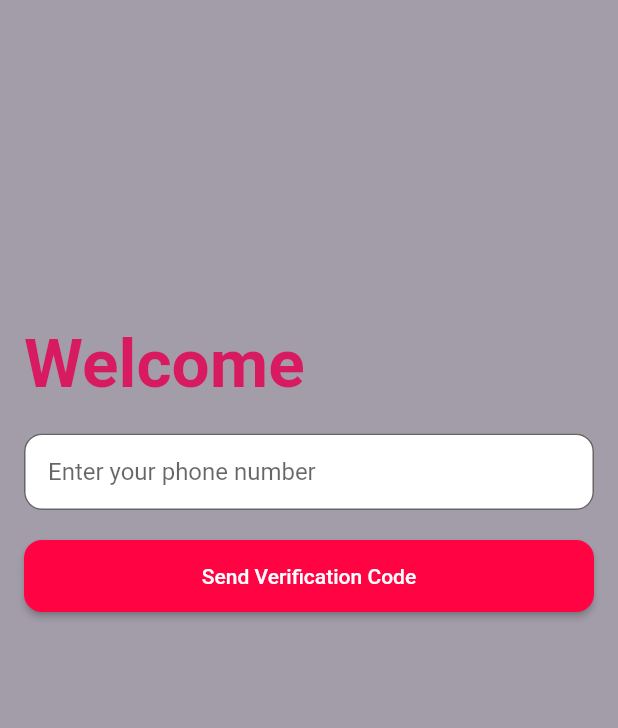
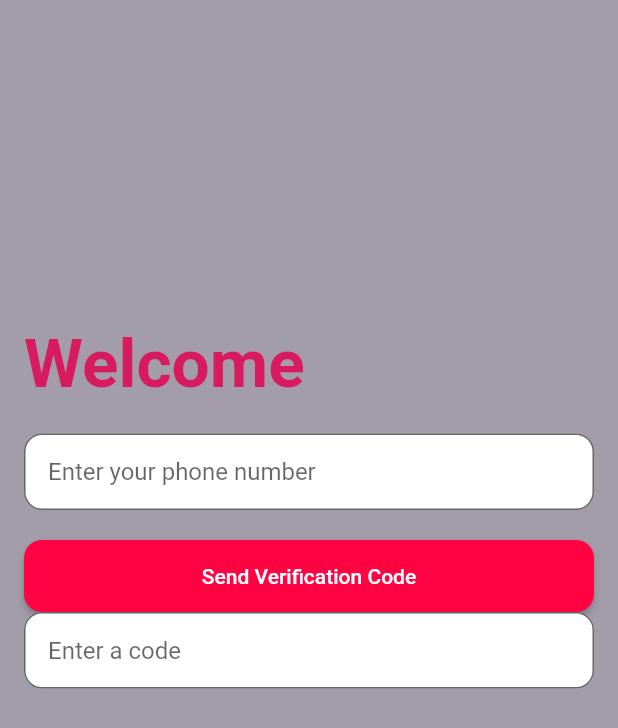
Before and after one commit to qweufibeze/charless, a Flutter app: the PhoneAuthScreenContent screen opened directly, after a tap on "Send Verification Code", on a phone screen of 412 x 824 dp. Shown: the top 728 px of the screen. Run offline on Flutter 3.47's test engine with Material 2 defaults, Android fonts, the phone set to English and light mode, and no system bars; our stand-ins replace firebase_core, flutter_bloc, mask_text_input_formatter; accounts and stored records are empty; statements that could not run were skipped.

Commit message:
сделал создание виджета для ввода кода аутентификации при нажатии на send code

```diff
--- a/lib/phone_auth_screen.dart
+++ b/lib/phone_auth_screen.dart
@@ -82,14 +82,81 @@ class PhoneInputField extends StatefulWidget {
   _PhoneInputFieldState createState() => _PhoneInputFieldState();
 }
 
-class _PhoneInputFieldState extends State<PhoneInputField> with SingleTickerProviderStateMixin {
+class _PhoneInputFieldState extends State<PhoneInputField>  {
+  final _phoneController = TextEditingController();
+  final _formKey = GlobalKey<FormState>();
+  var _isShowWidget= false;
+  final MaskTextInputFormatter _phoneFormatter = MaskTextInputFormatter(
+    mask: '+7 (###) ###-##-##',
+    filter: {'#': RegExp(r'[0-9]')},
+  );
+
+  void _toggleWidget() {
+    setState(() {
+      _isShowWidget = !_isShowWidget; // Переключение состояния виджета
+    });
+  }
+
+  @override
+  Widget build(BuildContext context) {
+    return Form(
+      key: _formKey,
+      child: Column(
+        children: [
+          TextFormField(
+            controller: _phoneController,
+            keyboardType: TextInputType.phone,
+            inputFormatters: [_phoneFormatter],
+            decoration: InputDecoration(
+              hintText: 'Enter your phone number',
+              border: OutlineInputBorder(
+                borderRadius: BorderRadius.circular(12),
+              ),
+              contentPadding: const EdgeInsets.symmetric(vertical: 16, horizontal: 16),
+              filled: true,
+              fillColor: Colors.white,
+            ),
+            validator: (value) {
+              if (value!.isEmpty) {
+                return 'Please enter your phone number';
+              }
+              return null;
+            },
+          ),
+          const SizedBox(height: 20),
+          ElevatedButton(
+            onPressed: _toggleWidget,
+            style: ElevatedButton.styleFrom(
+              padding: const EdgeInsets.symmetric(vertical: 16),
+              backgroundColor: const Color.fromARGB(255, 255, 3, 67),
+              minimumSize: const Size(double.infinity, 0),
+              shape: RoundedRectangleBorder(
+                borderRadius: BorderRadius.circular(12),
+              ),
+            ),
+            child: const Text('Send Verification Code'),
+          ),if(_isShowWidget)
+            const CreateNewWidget()
+          ,
+        ],
+      ),
+    );
+  }
+}
+
+class CreateNewWidget extends StatefulWidget {
+  const CreateNewWidget({Key? key}) : super(key: key);
+
+  @override
+  _CreateNewWidget createState() => _CreateNewWidget();
+}
+
+class _CreateNewWidget extends State<CreateNewWidget> with SingleTickerProviderStateMixin{
   late AnimationController _controller;
   late Animation<Offset> _offsetAnimation;
-  final _phoneController = TextEditingController();
-  final _formKey = GlobalKey<FormState>();
 
   final MaskTextInputFormatter _phoneFormatter = MaskTextInputFormatter(
-    mask: '+7 (###) ###-##-##',
+    mask: '### ###',
     filter: {'#': RegExp(r'[0-9]')},
   );
 
@@ -122,63 +189,10 @@ class _PhoneInputFieldState extends State<PhoneInputField> with SingleTickerProv
 
   @override
   Widget build(BuildContext context) {
-    return Form(
-      key: _formKey,
-      child: Column(
-        children: [
-          TextFormField(
-            controller: _phoneController,
-            keyboardType: TextInputType.phone,
+    return SizedBox(
+      height: ,
+      child: TextFormField(
           inputFormatters: [_phoneFormatter],
-            decoration: InputDecoration(
-              hintText: 'Enter your phone number',
-              border: OutlineInputBorder(
-                borderRadius: BorderRadius.circular(12),
-              ),
-              contentPadding: const EdgeInsets.symmetric(vertical: 16, horizontal: 16),
-              filled: true,
-              fillColor: Colors.white,
-            ),
-            validator: (value) {
-              if (value!.isEmpty) {
-                return 'Please enter your phone number';
-              }
-              return null;
-            },
-          ),
-          const SizedBox(height: 20),
-          ElevatedButton(
-            onPressed: () => {
-             const CreateNewWidget(),
-              _startAnimation,
-            },
-            style: ElevatedButton.styleFrom(
-              padding: const EdgeInsets.symmetric(vertical: 16),
-              backgroundColor: const Color.fromARGB(255, 255, 3, 67),
-              minimumSize: const Size(double.infinity, 0),
-              shape: RoundedRectangleBorder(
-                borderRadius: BorderRadius.circular(12),
-              ),
-            ),
-            child: const Text('Send Verification Code'),
-          ),
-        ],
-      ),
-    );
-  }
-}
-
-class CreateNewWidget extends StatefulWidget {
-  const CreateNewWidget({Key? key}) : super(key: key);
-
-  @override
-  _CreateNewWidget createState() => _CreateNewWidget();
-}
-
-class _CreateNewWidget extends State<CreateNewWidget> with SingleTickerProviderStateMixin{
-  @override
-  Widget build(BuildContext context) {
-    TextFormField(
           keyboardType: TextInputType.phone,
           decoration: InputDecoration(
             hintText: 'Enter a code',
@@ -195,8 +209,8 @@ class _CreateNewWidget extends State<CreateNewWidget> with SingleTickerProviderS
             }
             return null;
           },
+      ),
     );
-    throw UnimplementedError();
   }
 }
 
```
Lines whose indentation alone changed are shown as unchanged.
